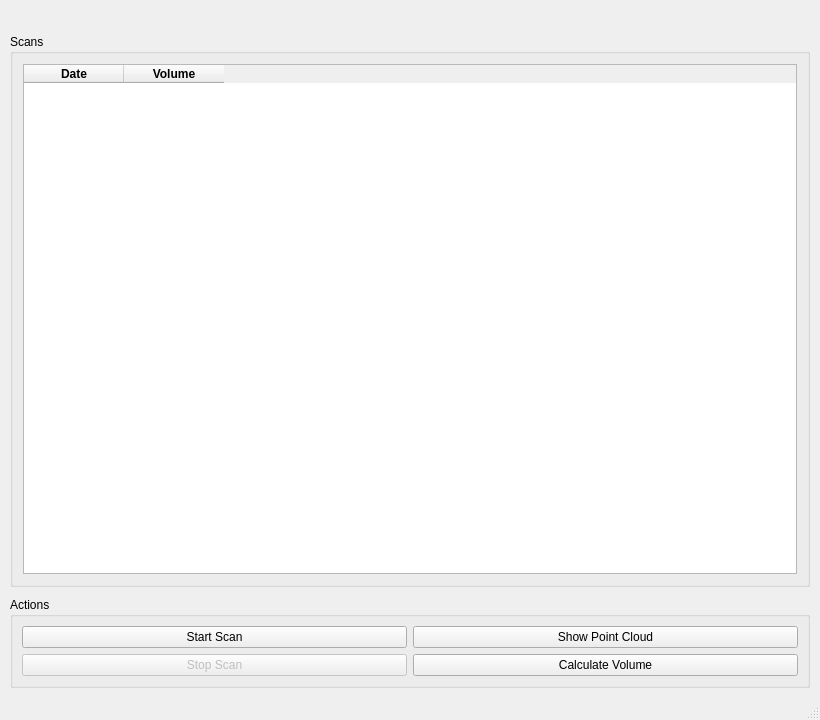
The window that QT/MainWindow.ui (AdrianWillianFrasson/DAS5104_Projeto_LiDAR) describes before a commit, drawn with Qt 5.
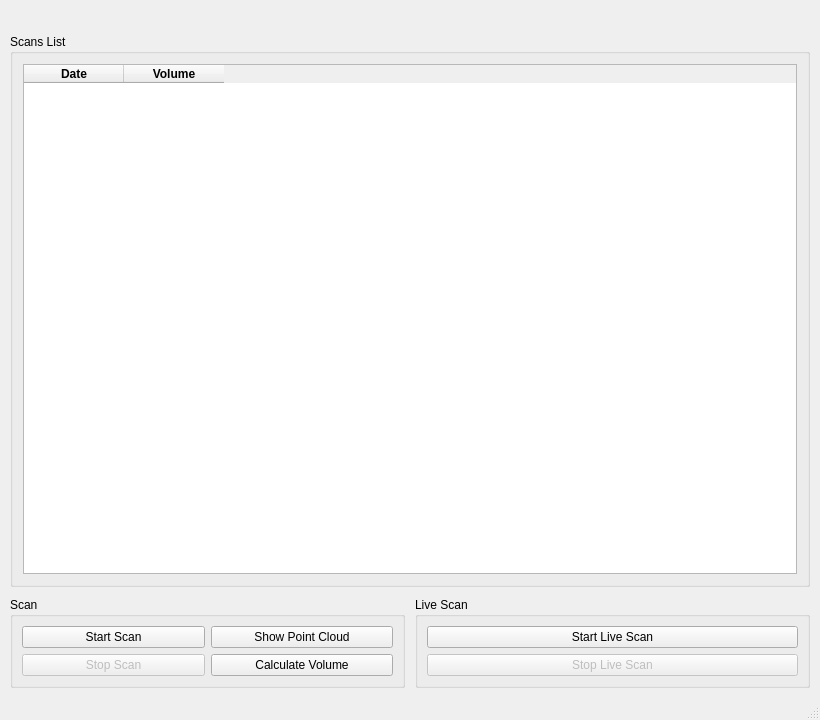
The same window after the commit. Icons and pictures are not drawn.

Commit message: live scan implemented

Diff of the .ui file:
```diff
--- a/QT/MainWindow.ui
+++ b/QT/MainWindow.ui
@@ -65,7 +65,7 @@
        </sizepolicy>
       </property>
       <property name="title">
-       <string>Scans</string>
+       <string>Scans List</string>
       </property>
       <layout class="QVBoxLayout" name="verticalLayout_2">
        <property name="spacing">
@@ -123,9 +123,11 @@
      </widget>
     </item>
     <item>
-     <widget class="QGroupBox" name="grb_actions">
+     <layout class="QHBoxLayout" name="horizontalLayout">
+      <item>
+       <widget class="QGroupBox" name="grb_scan">
       <property name="title">
-       <string>Actions</string>
+         <string>Scan</string>
       </property>
       <layout class="QGridLayout" name="gridLayout">
        <item row="0" column="0">
@@ -170,6 +172,34 @@
        </item>
       </layout>
      </widget>
+      </item>
+      <item>
+       <widget class="QGroupBox" name="grb_liveScan">
+        <property name="title">
+         <string>Live Scan</string>
+        </property>
+        <layout class="QVBoxLayout" name="verticalLayout_3">
+         <item>
+          <widget class="QPushButton" name="btp_startLiveScan">
+           <property name="text">
+            <string>Start Live Scan</string>
+           </property>
+          </widget>
+         </item>
+         <item>
+          <widget class="QPushButton" name="btp_stopLiveScan">
+           <property name="enabled">
+            <bool>false</bool>
+           </property>
+           <property name="text">
+            <string>Stop Live Scan</string>
+           </property>
+          </widget>
+         </item>
+        </layout>
+       </widget>
+      </item>
+     </layout>
     </item>
    </layout>
   </widget>
```
Left out of the diff: 4 changed lines with no effect on the pictures. Lines whose indentation alone changed are shown as unchanged. The commit also changes 6 other files.
